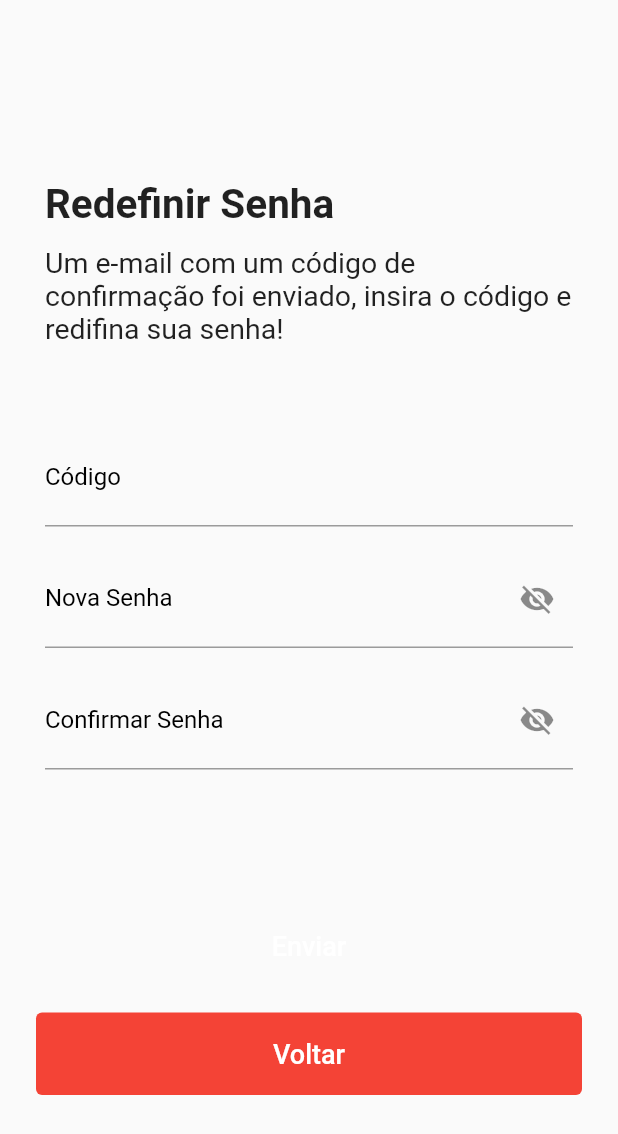
After one commit to PedroLuisBrilhadori/faz-a-boa, a Flutter app: the PasswordReset screen opened directly, on a phone screen of 412 x 824 dp. The commit adds this screen. Shown: the top 1134 px of the screen. Run offline on Flutter 3.47's test engine with Material 2 defaults, Android fonts, the phone set to English and light mode, and no system bars; our stand-ins replace flutter_modular, flutter_signin_button.

Commit message:
feat: criação da tela de redefinição de senha

```diff
--- a/lib/app/app.module.dart
+++ b/lib/app/app.module.dart
@@ -2,6 +2,7 @@ import 'package:flutter_modular/flutter_modular.dart';
 
 import 'package:faz_a_boa/app/modules/login/login.module.dart';
 import 'package:faz_a_boa/app/modules/reset_password/reset_passoword.module.dart';
+import 'package:faz_a_boa/app/modules/registration/registration.module.dart';
 import 'package:faz_a_boa/app/modules/home/home.module.dart';
 
 class AppModule extends Module {
@@ -13,5 +14,6 @@ class AppModule extends Module {
     ModuleRoute('/home', module: HomeModule()),
     ModuleRoute('/login', module: LoginModule()),
     ModuleRoute('/', module: ResetPasswordModule()),
+    ModuleRoute('/registration', module: RegistrationModule()),
   ];
 }
--- a/lib/app/modules/login/components.dart
+++ b/lib/app/modules/login/components.dart
@@ -2,10 +2,12 @@ import 'package:flutter/material.dart';
 
 import 'package:flutter_signin_button/flutter_signin_button.dart';
 
-Widget textField(String label, TextEditingController variable) {
+Widget textField(String label, TextEditingController variable, TextInputType keyboard) {
+
   return Container(
       margin: const EdgeInsets.only(top: 15, left: 30, right: 30),
       child: TextFormField(
+          keyboardType: keyboard,
           style: const TextStyle(fontSize: 22),
           controller: variable,
           decoration: InputDecoration(
--- a/lib/app/modules/login/login.page.dart
+++ b/lib/app/modules/login/login.page.dart
@@ -36,9 +36,9 @@ class _LoginScreenState extends State<LoginScreen> {
               mainAxisAlignment: MainAxisAlignment.center,
               children: [
                 const SizedBox(height: 60.0),
-                textField('Email', login),
+                textField('Email', login, TextInputType.emailAddress),
                 const SizedBox(height: 5.0),
-                textField('Senha', password),
+                textField('Senha', password, TextInputType.text),
                 const SizedBox(height: 10.0),
                 Row(
                   mainAxisAlignment: MainAxisAlignment.end,
--- /dev/null
+++ b/lib/app/modules/password_reset/reset.module.dart
@@ -0,0 +1,10 @@
+import 'package:faz_a_boa/app/modules/password_reset/reset.page.dart';
+import 'package:flutter_modular/flutter_modular.dart';
+
+class PasswordResetModule extends Module {
+  @override
+  final List<ModularRoute> routes = [
+    ChildRoute(Modular.initialRoute,
+        child: (_, args) => const PasswordReset()),
+  ];
+}
--- /dev/null
+++ b/lib/app/modules/password_reset/reset.page.dart
@@ -0,0 +1,219 @@
+import 'package:flutter/material.dart';
+
+import '../login/components.dart';
+
+bool isButtonActive = true;
+
+class PasswordReset extends StatefulWidget {
+  const PasswordReset({super.key});
+
+  @override
+  State<PasswordReset> createState() => _PasswordResetState();
+}
+
+class _PasswordResetState extends State<PasswordReset> {
+  bool screenState = false;
+
+  @override
+  Widget build(BuildContext context) {
+    return Scaffold(
+      body: SingleChildScrollView(
+        child: Column(
+          children: [
+            //HEADER
+            Padding(
+              padding: const EdgeInsets.only(left: 30.0, right: 30.0),
+              child: Column(
+                  crossAxisAlignment: CrossAxisAlignment.start,
+                  children: [
+                    const SizedBox(height: 120.0),
+                    const Text('Redefinir Senha',
+                        style: TextStyle(
+                            fontSize: 27, fontWeight: FontWeight.w700)),
+                    const SizedBox(height: 12.0),
+                    headerText(screenState),
+                  ]),
+            ),
+            //TEXT FIELDS
+            Column(
+              crossAxisAlignment: CrossAxisAlignment.center,
+              children: [
+                const SizedBox(height: 40.0),
+                BodyFields(
+                  screenState: screenState,
+                ),
+              ],
+            ),
+            //BUTTONS
+            Column(
+              children: [
+                const SizedBox(height: 90.0),
+                Button(label: 'Enviar', tContext: context /*, Colors.green*/),
+                const SizedBox(height: 17.0),
+                flowButton('Voltar', context, Colors.red)
+              ],
+            ),
+          ],
+        ),
+      ),
+    );
+  }
+}
+
+Widget headerText(bool screenState) {
+  if (screenState) {
+    return Column(
+      children: const [
+        Text(
+            'Esqueceu a senha? Digite seu e-mail abaixo para começarmos a redefinir.',
+            style: TextStyle(fontSize: 19))
+      ],
+    );
+  } else {
+    return Column(
+      children: const [
+        Text(
+            'Um e-mail com um código de confirmação foi enviado, insira o código e redifina sua senha!',
+            style: TextStyle(fontSize: 19))
+      ],
+    );
+  }
+}
+/*------------------------------------------*/
+
+Widget flowButton(String label, BuildContext context, Color color) {
+  final double screenWidthSize = MediaQuery.of(context).size.width;
+  return TextButton(
+    style: ElevatedButton.styleFrom(
+        minimumSize: Size(screenWidthSize - 48, 55), backgroundColor: color),
+    onPressed: () {},
+    child: Text(
+      label,
+      style: const TextStyle(fontSize: 18, color: Colors.white),
+    ),
+  );
+}
+
+class Button extends StatefulWidget {
+  final String label;
+  final BuildContext tContext;
+  /*final Color color;*/
+
+  const Button({
+    Key? key,
+    required this.label,
+    required this.tContext,
+    /*required this.color*/
+  }) : super(key: key);
+
+  @override
+  State<Button> createState() => _ButtonState();
+}
+
+class _ButtonState extends State<Button> {
+  @override
+  Widget build(BuildContext context) {
+    final double screenWidthSize = MediaQuery.of(context).size.width;
+    return TextButton(
+      style: ElevatedButton.styleFrom(
+          minimumSize:
+              Size(screenWidthSize - 48, 55) /*, backgroundColor: color*/),
+      onPressed: () {},
+      child: Text(
+        widget.label,
+        style: const TextStyle(fontSize: 18, color: Colors.white),
+      ),
+    );
+  }
+}
+
+/*
+Widget bodyFields(bool screenState) {
+  var email = TextEditingController();
+  var cpf = TextEditingController();
+  var code = TextEditingController();
+  var password = TextEditingController();
+  var comPassword = TextEditingController();
+
+  bool isButtonActive = true;
+
+  email.addListener(() {
+    final isButtonActive = email.text.isNotEmpty;
+    setState()
+  });
+
+  @override
+  void initState() {
+    super.initState();
+
+  }
+
+  @override
+  void dispose() {
+    email.dispose();
+    cpf.dispose();
+    code.dispose();
+    password.dispose();
+    comPassword.dispose();
+  }
+
+  if (screenState) {
+    return Column(
+      children: [
+        textField('E-mail', email, TextInputType.emailAddress),
+        textField('CPF', cpf, TextInputType.number),
+      ],
+    );
+  } else {
+    return Column(
+      children: [
+        textField('Código', code, TextInputType.text),
+        PasswordField(label: 'Nova Senha', variable: password),
+        PasswordField(label: 'Confirmar Senha', variable: comPassword),
+      ],
+    );
+  }
+}
+*/
+
+class BodyFields extends StatefulWidget {
+  final bool screenState;
+
+  const BodyFields({Key? key, required this.screenState}) : super(key: key);
+
+  @override
+  State<BodyFields> createState() => _BodyFieldsState();
+}
+
+class _BodyFieldsState extends State<BodyFields> {
+  var email = TextEditingController();
+  var cpf = TextEditingController();
+  var code = TextEditingController();
+  var password = TextEditingController();
+  var comPassword = TextEditingController();
+
+  @override
+  Widget build(BuildContext context) {
+    email.addListener(() {
+      final innerIsButtonActive = false;
+      setState(() => isButtonActive = innerIsButtonActive);
+    });
+
+    if (widget.screenState) {
+      return Column(
+        children: [
+          textField('E-mail', email, TextInputType.emailAddress),
+          textField('CPF', cpf, TextInputType.number),
+        ],
+      );
+    } else {
+      return Column(
+        children: [
+          textField('Código', code, TextInputType.text),
+          PasswordField(label: 'Nova Senha', variable: password),
+          PasswordField(label: 'Confirmar Senha', variable: comPassword),
+        ],
+      );
+    }
+  }
+}
--- a/lib/app/modules/registration/registration.page.dart
+++ b/lib/app/modules/registration/registration.page.dart
@@ -37,11 +37,11 @@ class _RegistrationScreenState extends State<RegistrationScreen> {
               mainAxisAlignment: MainAxisAlignment.center,
               children: [
                 const SizedBox(height: 60.0),
-                textField('Nome Completo', name),
+                textField('Nome Completo', name, TextInputType.name),
                 const SizedBox(height: 5.0),
-                textField('E-mail', email),
+                textField('E-mail', email, TextInputType.emailAddress),
                 const SizedBox(height: 5.0),
-                textField('CPF', cpf),
+                textField('CPF', cpf, TextInputType.number),
                 const SizedBox(height: 5.0),
                 PasswordField(label: 'Senha', variable: password),
               ],
```
